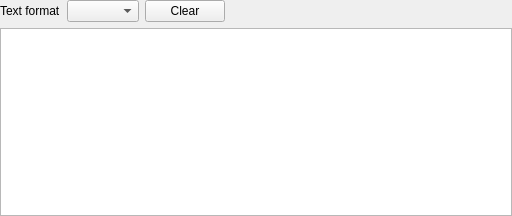
This is src/x/flow/nodeeditor/nodes/inputoutput/dataviewui.ui in x-tools-author/x-tools as Qt 5 draws it before an edit. The edited form follows.
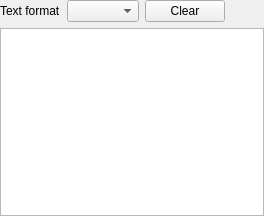
This is the edited form.

Patch:
```diff
--- a/src/x/flow/nodeeditor/nodes/inputoutput/dataviewui.ui
+++ b/src/x/flow/nodeeditor/nodes/inputoutput/dataviewui.ui
@@ -6,13 +6,13 @@
    <rect>
     <x>0</x>
     <y>0</y>
-    <width>512</width>
+    <width>264</width>
     <height>216</height>
    </rect>
   </property>
   <property name="minimumSize">
    <size>
-    <width>512</width>
+    <width>0</width>
     <height>216</height>
    </size>
   </property>
```
